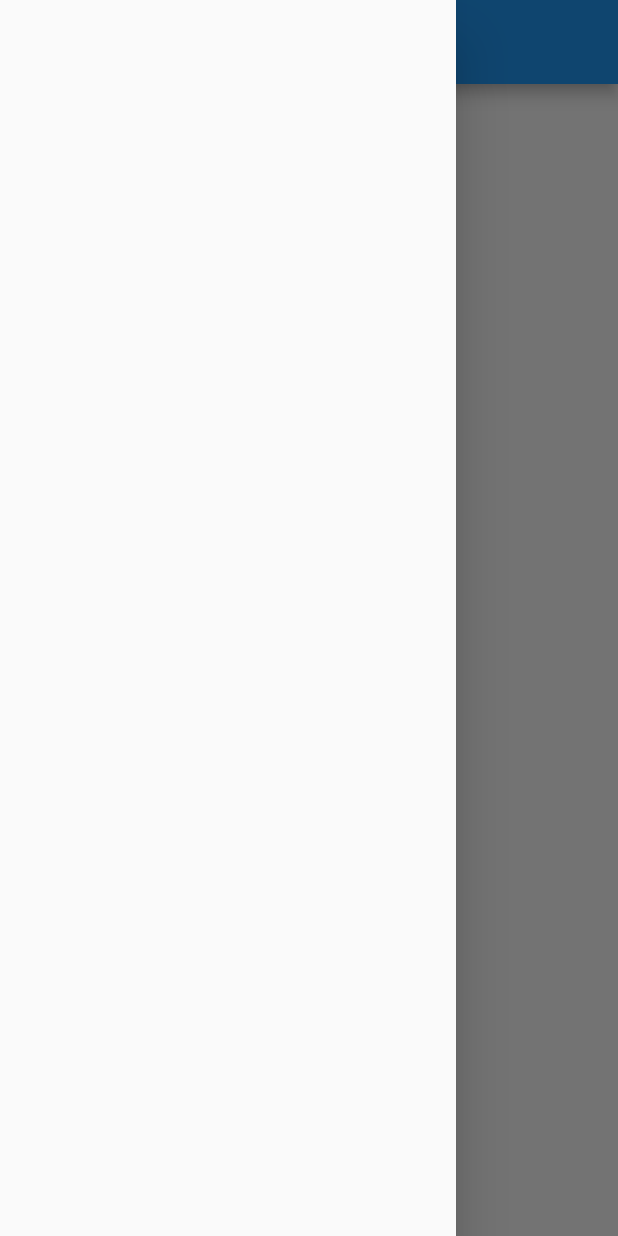
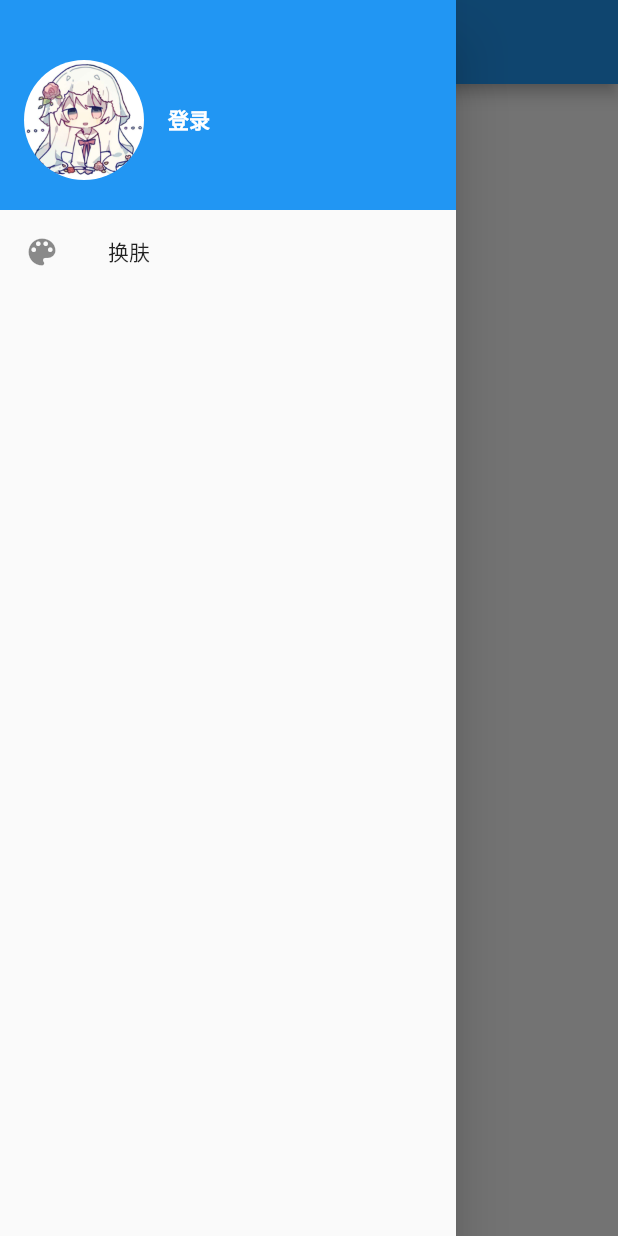
Before and after one commit to AzusaChino/iris-flutter, a Flutter app: the screen it shows after launch, with the side drawer open, on a phone screen of 412 x 824 dp. Run offline on Flutter 3.47's test engine with Material 2 defaults, Android fonts, the phone set to English and light mode, and no system bars; our stand-ins replace dio, shared_preferences; missing offline and left inert: flukit, shared_preferences_web.

Commit message:
调通登录和首页

```diff
--- a/lib/main.dart
+++ b/lib/main.dart
@@ -2,12 +2,11 @@ import 'package:flutter/material.dart';
 import 'package:iris/common/global.dart';
 import 'package:iris/provider/theme_model.dart';
 import 'package:iris/provider/user_model.dart';
-import 'package:iris/ui/explore/index.dart';
 import 'package:iris/ui/login/index.dart';
-import 'package:iris/ui/main/index.dart';
-import 'package:iris/ui/mine/index.dart';
 import 'package:iris/ui/home/index.dart';
 import 'package:provider/provider.dart';
+
+import 'ui/themes/index.dart';
 
 void main() {
   Global.init().then((_) => runApp(App()));
@@ -18,6 +17,7 @@ class App extends StatelessWidget {
   Widget build(BuildContext context) {
     return MultiProvider(
       providers: [
+        // 全局变量
         ChangeNotifierProvider.value(value: UserModel()),
         ChangeNotifierProvider.value(value: ThemeModel())
       ],
@@ -26,12 +26,10 @@ class App extends StatelessWidget {
           return MaterialApp(
             title: 'Iris',
             theme: ThemeData(primarySwatch: themeModel.theme),
-            home: HomeRoute(),
+            home: HomePage(), // 首页
             routes: {
               "/login": (ctx) => LoginPage(), // 登录页
-              "/main": (ctx) => MainPage(), // 首页
-              "/explore": (ctx) => ExplorePage(), // 探索页
-              '/mine': (ctx) => MinePage() // 个人主页
+              "/themes": (ctx) => ThemeChangePage() // 主题色切换页
             },
           );
         },
--- a/lib/model/profile.dart
+++ b/lib/model/profile.dart
@@ -20,7 +20,7 @@ class Profile {
 
   Map<String, dynamic> toJson() {
     return {
-      "user": user.toJson(),
+      "user": this.user.toJson(),
       "accessToken": this.accessToken,
       "refreshToken": this.refreshToken,
       "theme": this.theme,
--- a/lib/ui/home/index.dart
+++ b/lib/ui/home/index.dart
@@ -1,30 +1,163 @@
 import 'package:flutter/material.dart';
+import 'package:iris/model/index.dart';
+import 'package:iris/provider/user_model.dart';
+import 'package:iris/ui/home/section_list_item.dart';
+import 'package:iris/utils/http_util.dart';
+import 'package:provider/provider.dart';
 
-class HomeRoute extends StatefulWidget {
+class HomePage extends StatefulWidget {
   @override
-  HomeRouteState createState() => HomeRouteState();
+  _HomePageState createState() => _HomePageState();
 }
 
-class HomeRouteState extends State<HomeRoute> {
+class _HomePageState extends State<HomePage> {
+  void _onSectionItemTapped(BuildContext context, Section section) {
+    Navigator.of(context).push(MaterialPageRoute(builder: (context) {
+      return null;
+    }));
+  }
+
   @override
   Widget build(BuildContext context) {
     return Scaffold(
-      appBar: AppBar(title: Text("Home"),),
-      body: buildBody(),
-      drawer: buildDrawer(),
+      appBar: AppBar(
+        title: Text("Iris Capsule"),
+      ),
+      body: _buildBody(),
+      drawer: _buildDrawer(),
     );
   }
 
-  Widget buildBody() {
-    return Center(
-      child: ElevatedButton(
-        child: Text("login"),
-        onPressed: () => Navigator.of(context).pushNamed("/login"),
-      ),
+  Widget _buildBody() {
+    // retrieve data from Provider(ctx)
+    UserModel userModel = Provider.of<UserModel>(context);
+    if (!userModel.isLogin) {
+      return Center(
+          child: Column(
+        mainAxisAlignment: MainAxisAlignment.center,
+        children: [
+          Text("请先登录，再进行其他操作"),
+          ElevatedButton(
+            child: Text("登录"),
+            onPressed: () => Navigator.of(context).pushNamed("/login"),
+          )
+        ],
+      ));
+    } else {
+      return FutureBuilder<List<Section>>(
+          future: HttpUtil().getSectionList(),
+          builder: (context, snapshot) {
+            if (snapshot.connectionState == ConnectionState.done) {
+              if (!snapshot.hasError && snapshot.hasData) {
+                return Padding(
+                    padding: EdgeInsets.zero,
+                    child: Column(
+                      children: snapshot.data
+                          .map((item) => SectionListItem(
+                              section: item,
+                              onTapped: (section) =>
+                                  _onSectionItemTapped(context, section)))
+                          .toList(growable: false),
+                    ));
+              } else {
+                return Center(child: Text("发生错误或没有数据"));
+              }
+            } else {
+              return Center(child: CircularProgressIndicator());
+            }
+          });
+    }
+  }
+
+  Widget _buildDrawer() {
+    return Drawer(
+      child: MediaQuery.removePadding(
+          context: context,
+          removeTop: true,
+          child: Column(
+            crossAxisAlignment: CrossAxisAlignment.start,
+            children: [_buildHeader(), Expanded(child: _buildMenus())],
+          )),
     );
   }
 
-  Widget buildDrawer() {
-    return Drawer();
+  Widget _buildHeader() {
+    return Consumer<UserModel>(
+      builder: (BuildContext ctx, UserModel model, Widget child) {
+        return GestureDetector(
+          child: Container(
+            color: Theme.of(ctx).primaryColor,
+            padding: EdgeInsets.only(top: 40, bottom: 20),
+            child: Row(
+              children: [
+                Padding(
+                    padding: const EdgeInsets.symmetric(horizontal: 16.0),
+                    child: ClipOval(
+                      child: Image.asset("imgs/avatar-default.jpg", width: 80),
+                    )),
+                // child: model.isLogin
+                //     ? Image.network(model.user.avatar, width: 80)
+                //     : Image.asset("imgs/avatar-default.jpg",
+                //         width: 80))),
+                Text(model.isLogin ? model.user.username : "登录",
+                    style: TextStyle(
+                        fontWeight: FontWeight.bold, color: Colors.white))
+              ],
+            ),
+          ),
+          onTap: () {
+            if (!model.isLogin) {
+              Navigator.of(ctx).pushNamed("/login");
+            }
+          },
+        );
+      },
+    );
+  }
+
+  Widget _buildMenus() {
+    return Consumer<UserModel>(
+      builder: (BuildContext context, UserModel userModel, Widget child) {
+        return ListView(
+          children: <Widget>[
+            ListTile(
+              leading: const Icon(Icons.color_lens),
+              title: Text("换肤"),
+              onTap: () => Navigator.pushNamed(context, "/themes"),
+            ),
+            if (userModel.isLogin)
+              ListTile(
+                leading: const Icon(Icons.power_settings_new),
+                title: Text("注销"),
+                onTap: () {
+                  showDialog(
+                    context: context,
+                    builder: (ctx) {
+                      //退出账号前先弹二次确认窗
+                      return AlertDialog(
+                        content: Text("确认退出吗?"),
+                        actions: <Widget>[
+                          TextButton(
+                            child: Text("取消"),
+                            onPressed: () => Navigator.pop(context),
+                          ),
+                          TextButton(
+                            child: Text("确定"),
+                            onPressed: () {
+                              //该赋值语句会触发MaterialApp rebuild
+                              userModel.user = null;
+                              Navigator.pop(context);
+                            },
+                          ),
+                        ],
+                      );
+                    },
+                  );
+                },
+              ),
+          ],
+        );
+      },
+    );
   }
 }
```
Also changed, not shown: lib/service/user_service.dart (deleted, +0 -39 lines), lib/ui/home/section_list_item.dart (added, +53 -0 lines), lib/ui/section/index.dart (added, +13 -0 lines), lib/ui/section/record_item.dart (added, +18 -0 lines), lib/ui/themes/index.dart (added, +33 -0 lines), lib/utils/http_util.dart (+36 -22 lines), pubspec.yaml (+5 -4 lines), imgs/avatar-default.jpg (added), imgs/section-default.jpg (added), pubspec.lock.
